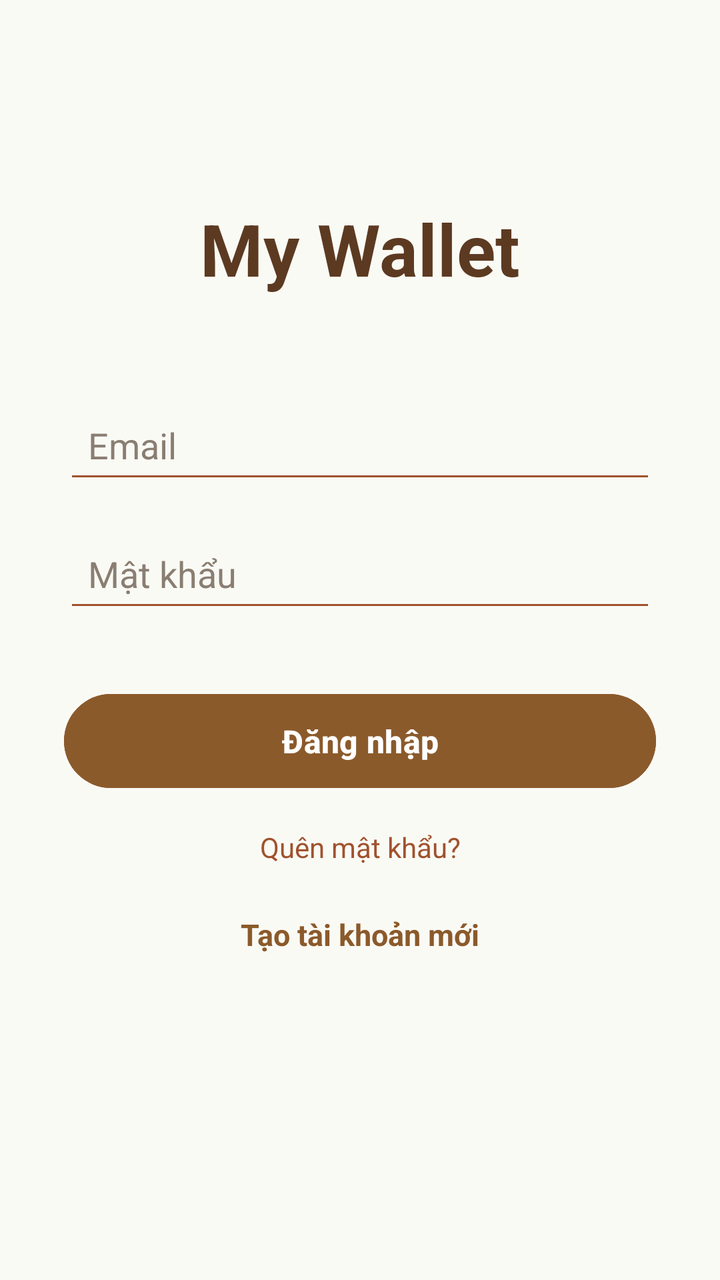
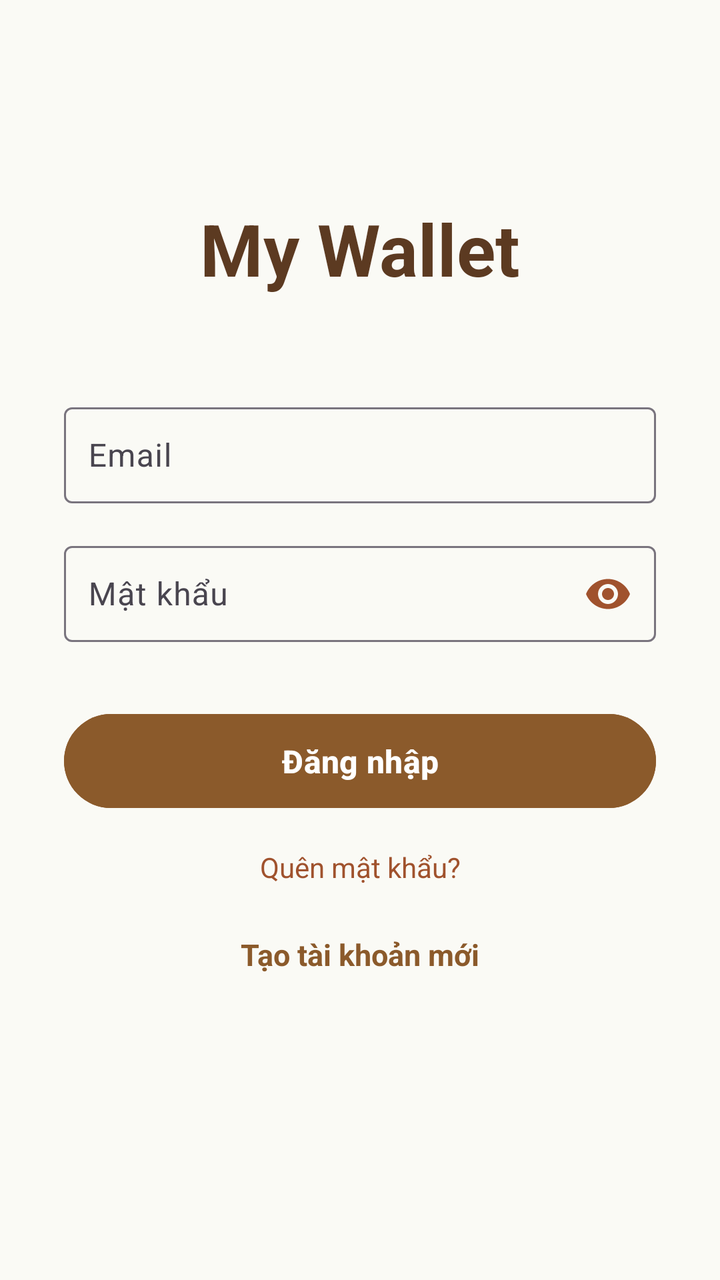

Compare the two renders of this Android layout. The source of the first and the diff that turns it into the second are given below.
<!-- AndroidManifest.xml: application theme Theme.MyWallet -->
<!-- res/layout/activity_login.xml -->
<?xml version="1.0" encoding="utf-8"?>
<androidx.constraintlayout.widget.ConstraintLayout
    xmlns:android="http://schemas.android.com/apk/res/android"
    xmlns:app="http://schemas.android.com/apk/res-auto"
    xmlns:tools="http://schemas.android.com/tools"
    android:layout_width="match_parent"
    android:layout_height="match_parent"
    android:background="#FAFAFAF5"> 

    <TextView
        android:id="@+id/txtTitle"
        android:layout_width="wrap_content"
        android:layout_height="wrap_content"
        android:text="My Wallet"
        android:textSize="36sp"
        android:textStyle="bold"
        android:textColor="#5C3A21"
        android:layout_marginTop="100dp"
        app:layout_constraintTop_toTopOf="parent"
        app:layout_constraintStart_toStartOf="parent"
        app:layout_constraintEnd_toEndOf="parent"/>

    <EditText
        android:id="@+id/edtEmail"
        android:layout_width="0dp"
        android:layout_height="wrap_content"
        android:minHeight="48dp"
        android:padding="12dp"
        android:hint="Email"
        android:inputType="textEmailAddress"
        android:backgroundTint="#A0522D"
        android:textColorHint="#8A7E72"
        android:layout_marginTop="50dp"
        android:layout_marginStart="32dp"
        android:layout_marginEnd="32dp"
        app:layout_constraintTop_toBottomOf="@id/txtTitle"
        app:layout_constraintStart_toStartOf="parent"
        app:layout_constraintEnd_toEndOf="parent"/>

    <EditText
        android:id="@+id/edtPassword"
        android:layout_width="0dp"
        android:layout_height="wrap_content"
        android:minHeight="48dp"
        android:padding="12dp"
        android:hint="Mật khẩu"
        android:inputType="textPassword"
        android:backgroundTint="#A0522D"
        android:textColorHint="#8A7E72"
        android:layout_marginTop="16dp"
        android:layout_marginStart="32dp"
        android:layout_marginEnd="32dp"
        app:layout_constraintTop_toBottomOf="@id/edtEmail"
        app:layout_constraintStart_toStartOf="parent"
        app:layout_constraintEnd_toEndOf="parent"/>

    <Button
        android:id="@+id/btnLogin"
        android:layout_width="0dp"
        android:layout_height="55dp"
        android:layout_marginStart="32dp"
        android:layout_marginTop="32dp"
        android:layout_marginEnd="32dp"
        android:text="Đăng nhập"
        android:textSize="16sp"
        android:textStyle="bold"
        android:textColor="#FFFFFF"
        android:backgroundTint="#8B5A2B"
        app:layout_constraintEnd_toEndOf="parent"
        app:layout_constraintStart_toStartOf="parent"
        app:layout_constraintTop_toBottomOf="@id/edtPassword" />

    <TextView
        android:id="@+id/txtForgotPassword"
        android:layout_width="wrap_content"
        android:layout_height="wrap_content"
        android:text="Quên mật khẩu?"
        android:textColor="#A0522D"
        android:textSize="14sp"
        android:layout_marginTop="16dp"
        app:layout_constraintTop_toBottomOf="@id/btnLogin"
        app:layout_constraintStart_toStartOf="parent"
        app:layout_constraintEnd_toEndOf="parent"/>

    <TextView
        android:id="@+id/txtRegister"
        android:layout_width="wrap_content"
        android:layout_height="wrap_content"
        android:text="Tạo tài khoản mới"
        android:textColor="#8B5A2B"
        android:textSize="15sp"
        android:textStyle="bold"
        android:layout_marginTop="24dp"
        app:layout_constraintTop_toBottomOf="@id/txtForgotPassword"
        app:layout_constraintStart_toStartOf="parent"
        app:layout_constraintEnd_toEndOf="parent"/>

</androidx.constraintlayout.widget.ConstraintLayout>
<!-- resources referenced by this layout -->
<resources>
  <style name="Theme.MyWallet" parent="Base.Theme.MyWallet" />
  <style name="Base.Theme.MyWallet" parent="Theme.Material3.DayNight.NoActionBar">
          
          
      </style>
</resources>

<!-- the commit's change to res/layout/activity_login.xml (unified diff, before → after) -->
@@ -5,54 +5,68 @@
     xmlns:tools="http://schemas.android.com/tools"
     android:layout_width="match_parent"
     android:layout_height="match_parent"
-    android:background="#FAFAFAF5"> 
+    android:background="#FAFAFAF5">
 
     <TextView
         android:id="@+id/txtTitle"
         android:layout_width="wrap_content"
         android:layout_height="wrap_content"
+        android:layout_marginTop="100dp"
         android:text="My Wallet"
+        android:textColor="#5C3A21"
         android:textSize="36sp"
         android:textStyle="bold"
-        android:textColor="#5C3A21"
-        android:layout_marginTop="100dp"
-        app:layout_constraintTop_toTopOf="parent"
+        app:layout_constraintEnd_toEndOf="parent"
         app:layout_constraintStart_toStartOf="parent"
-        app:layout_constraintEnd_toEndOf="parent"/>
+        app:layout_constraintTop_toTopOf="parent" />
 
-    <EditText
-        android:id="@+id/edtEmail"
+    <com.google.android.material.textfield.TextInputLayout
+        android:id="@+id/tilEmail"
         android:layout_width="0dp"
         android:layout_height="wrap_content"
-        android:minHeight="48dp"
-        android:padding="12dp"
-        android:hint="Email"
-        android:inputType="textEmailAddress"
-        android:backgroundTint="#A0522D"
-        android:textColorHint="#8A7E72"
+        android:layout_marginStart="32dp"
         android:layout_marginTop="50dp"
-        android:layout_marginStart="32dp"
         android:layout_marginEnd="32dp"
-        app:layout_constraintTop_toBottomOf="@id/txtTitle"
+        app:layout_constraintEnd_toEndOf="parent"
         app:layout_constraintStart_toStartOf="parent"
-        app:layout_constraintEnd_toEndOf="parent"/>
+        app:layout_constraintTop_toBottomOf="@id/txtTitle">
 
-    <EditText
-        android:id="@+id/edtPassword"
+        <com.google.android.material.textfield.TextInputEditText
+            android:id="@+id/edtEmail"
+            android:layout_width="match_parent"
+            android:layout_height="wrap_content"
+            android:backgroundTint="#A0522D"
+            android:hint="Email"
+            android:inputType="textEmailAddress"
+            android:minHeight="48dp"
+            android:padding="12dp"
+            android:textColorHint="#8A7E72" />
+    </com.google.android.material.textfield.TextInputLayout>
+
+    <com.google.android.material.textfield.TextInputLayout
+        android:id="@+id/tilPassword"
         android:layout_width="0dp"
         android:layout_height="wrap_content"
-        android:minHeight="48dp"
-        android:padding="12dp"
-        android:hint="Mật khẩu"
-        android:inputType="textPassword"
-        android:backgroundTint="#A0522D"
-        android:textColorHint="#8A7E72"
+        android:layout_marginStart="32dp"
         android:layout_marginTop="16dp"
-        android:layout_marginStart="32dp"
         android:layout_marginEnd="32dp"
-        app:layout_constraintTop_toBottomOf="@id/edtEmail"
+        app:layout_constraintEnd_toEndOf="parent"
         app:layout_constraintStart_toStartOf="parent"
-        app:layout_constraintEnd_toEndOf="parent"/>
+        app:layout_constraintTop_toBottomOf="@id/tilEmail"
+        app:passwordToggleEnabled="true"
+        app:passwordToggleTint="#A0522D">
+
+        <com.google.android.material.textfield.TextInputEditText
+            android:id="@+id/edtPassword"
+            android:layout_width="match_parent"
+            android:layout_height="wrap_content"
+            android:backgroundTint="#A0522D"
+            android:hint="Mật khẩu"
+            android:inputType="textPassword"
+            android:minHeight="48dp"
+            android:padding="12dp"
+            android:textColorHint="#8A7E72" />
+    </com.google.android.material.textfield.TextInputLayout>
 
     <Button
         android:id="@+id/btnLogin"
@@ -61,38 +75,38 @@
         android:layout_marginStart="32dp"
         android:layout_marginTop="32dp"
         android:layout_marginEnd="32dp"
+        android:backgroundTint="#8B5A2B"
         android:text="Đăng nhập"
+        android:textColor="#FFFFFF"
         android:textSize="16sp"
         android:textStyle="bold"
-        android:textColor="#FFFFFF"
-        android:backgroundTint="#8B5A2B"
         app:layout_constraintEnd_toEndOf="parent"
         app:layout_constraintStart_toStartOf="parent"
-        app:layout_constraintTop_toBottomOf="@id/edtPassword" />
+        app:layout_constraintTop_toBottomOf="@id/tilPassword" />
 
     <TextView
         android:id="@+id/txtForgotPassword"
         android:layout_width="wrap_content"
         android:layout_height="wrap_content"
+        android:layout_marginTop="16dp"
         android:text="Quên mật khẩu?"
         android:textColor="#A0522D"
         android:textSize="14sp"
-        android:layout_marginTop="16dp"
-        app:layout_constraintTop_toBottomOf="@id/btnLogin"
+        app:layout_constraintEnd_toEndOf="parent"
         app:layout_constraintStart_toStartOf="parent"
-        app:layout_constraintEnd_toEndOf="parent"/>
+        app:layout_constraintTop_toBottomOf="@id/btnLogin" />
 
     <TextView
         android:id="@+id/txtRegister"
         android:layout_width="wrap_content"
         android:layout_height="wrap_content"
+        android:layout_marginTop="24dp"
         android:text="Tạo tài khoản mới"
         android:textColor="#8B5A2B"
         android:textSize="15sp"
         android:textStyle="bold"
-        android:layout_marginTop="24dp"
-        app:layout_constraintTop_toBottomOf="@id/txtForgotPassword"
+        app:layout_constraintEnd_toEndOf="parent"
         app:layout_constraintStart_toStartOf="parent"
-        app:layout_constraintEnd_toEndOf="parent"/>
+        app:layout_constraintTop_toBottomOf="@id/txtForgotPassword" />
 
 </androidx.constraintlayout.widget.ConstraintLayout>
